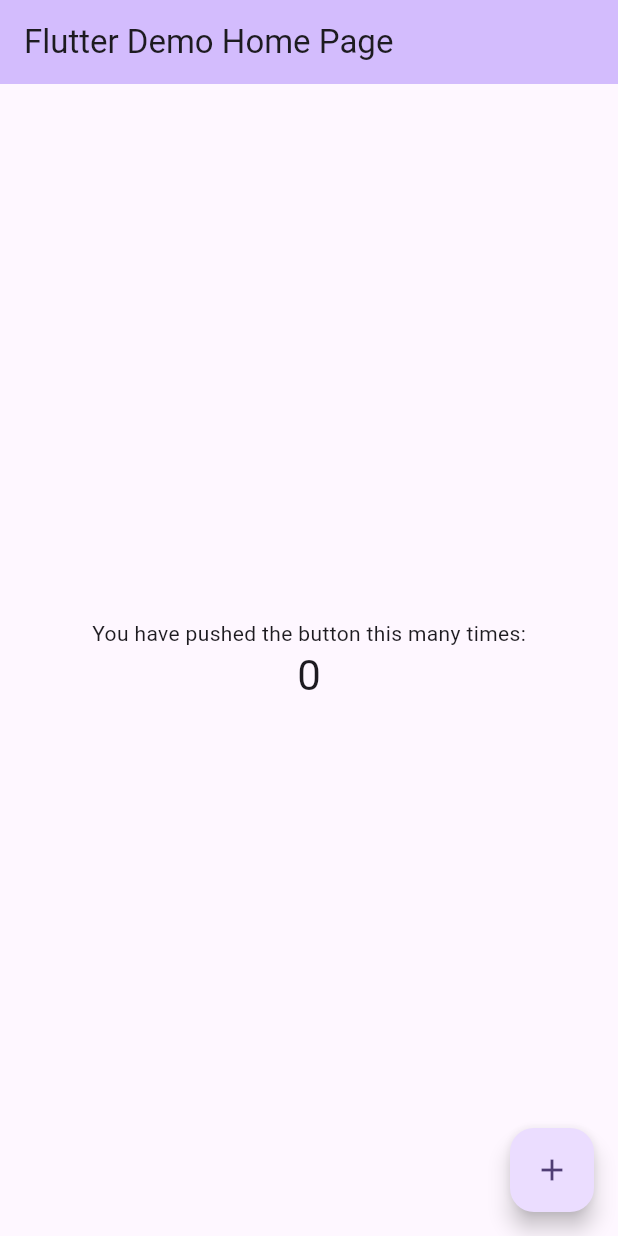
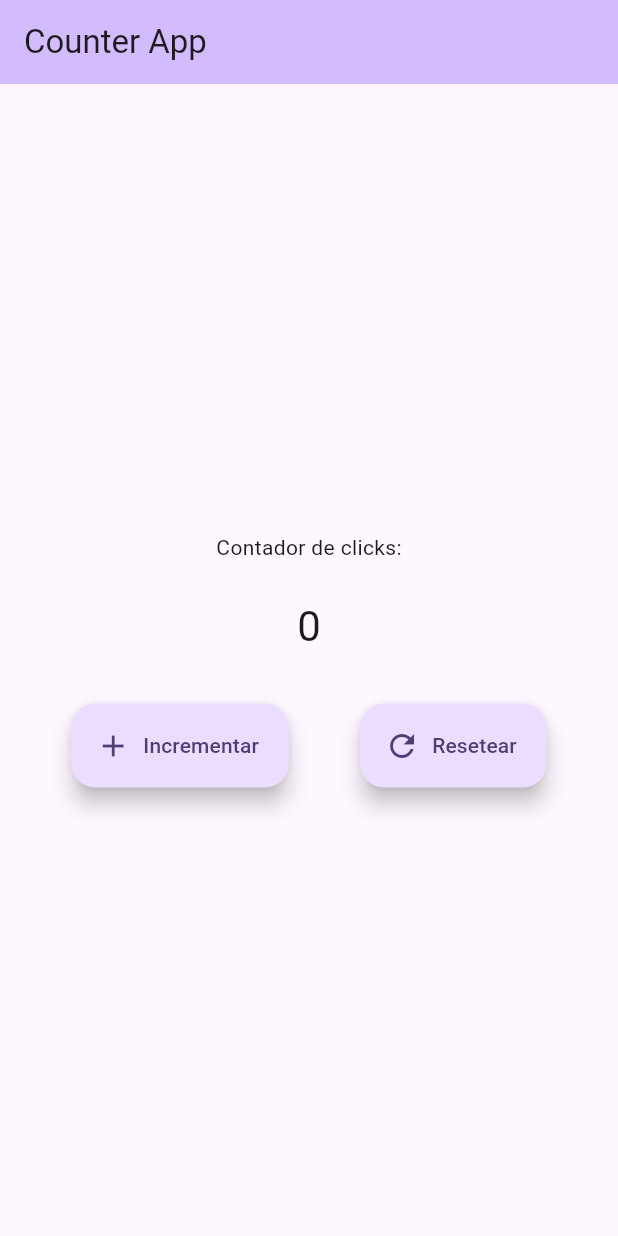
Before and after one commit to renehuanca/counter-app-flutter, a Flutter app: the screen it shows after launch, on a phone screen of 412 x 824 dp. Run offline on Flutter 3.47's test engine with Material 3 defaults, Android fonts, the phone set to English and light mode, and no system bars.

Commit message:
feat: counter app implementation

```diff
--- a/lib/main.dart
+++ b/lib/main.dart
@@ -1,4 +1,5 @@
 import 'package:flutter/material.dart';
+import 'package:name_project/screens/counter_screen.dart';
 
 void main() {
   runApp(const MyApp());
@@ -30,93 +31,7 @@
         // tested with just a hot reload.
         colorScheme: ColorScheme.fromSeed(seedColor: Colors.deepPurple),
       ),
-      home: const MyHomePage(title: 'Flutter Demo Home Page'),
+      home: const CounterScreen(title: 'Counter App'), // Cambia el título aquíj
     );
   }
 }
-
-class MyHomePage extends StatefulWidget {
-  const MyHomePage({super.key, required this.title});
-
-  // This widget is the home page of your application. It is stateful, meaning
-  // that it has a State object (defined below) that contains fields that affect
-  // how it looks.
-
-  // This class is the configuration for the state. It holds the values (in this
-  // case the title) provided by the parent (in this case the App widget) and
-  // used by the build method of the State. Fields in a Widget subclass are
-  // always marked "final".
-
-  final String title;
-
-  @override
-  State<MyHomePage> createState() => _MyHomePageState();
-}
-
-class _MyHomePageState extends State<MyHomePage> {
-  int _counter = 0;
-
-  void _incrementCounter() {
-    setState(() {
-      // This call to setState tells the Flutter framework that something has
-      // changed in this State, which causes it to rerun the build method below
-      // so that the display can reflect the updated values. If we changed
-      // _counter without calling setState(), then the build method would not be
-      // called again, and so nothing would appear to happen.
-      _counter++;
-    });
-  }
-
-  @override
-  Widget build(BuildContext context) {
-    // This method is rerun every time setState is called, for instance as done
-    // by the _incrementCounter method above.
-    //
-    // The Flutter framework has been optimized to make rerunning build methods
-    // fast, so that you can just rebuild anything that needs updating rather
-    // than having to individually change instances of widgets.
-    return Scaffold(
-      appBar: AppBar(
-        // TRY THIS: Try changing the color here to a specific color (to
-        // Colors.amber, perhaps?) and trigger a hot reload to see the AppBar
-        // change color while the other colors stay the same.
-        backgroundColor: Theme.of(context).colorScheme.inversePrimary,
-        // Here we take the value from the MyHomePage object that was created by
-        // the App.build method, and use it to set our appbar title.
-        title: Text(widget.title),
-      ),
-      body: Center(
-        // Center is a layout widget. It takes a single child and positions it
-        // in the middle of the parent.
-        child: Column(
-          // Column is also a layout widget. It takes a list of children and
-          // arranges them vertically. By default, it sizes itself to fit its
-          // children horizontally, and tries to be as tall as its parent.
-          //
-          // Column has various properties to control how it sizes itself and
-          // how it positions its children. Here we use mainAxisAlignment to
-          // center the children vertically; the main axis here is the vertical
-          // axis because Columns are vertical (the cross axis would be
-          // horizontal).
-          //
-          // TRY THIS: Invoke "debug painting" (choose the "Toggle Debug Paint"
-          // action in the IDE, or press "p" in the console), to see the
-          // wireframe for each widget.
-          mainAxisAlignment: MainAxisAlignment.center,
-          children: <Widget>[
-            const Text('You have pushed the button this many times:'),
-            Text(
-              '$_counter',
-              style: Theme.of(context).textTheme.headlineMedium,
-            ),
-          ],
-        ),
-      ),
-      floatingActionButton: FloatingActionButton(
-        onPressed: _incrementCounter,
-        tooltip: 'Increment',
-        child: const Icon(Icons.add),
-      ), // This trailing comma makes auto-formatting nicer for build methods.
-    );
-  }
-}
--- /dev/null
+++ b/lib/screens/counter_screen.dart
@@ -0,0 +1,85 @@
+import 'package:flutter/material.dart';
+
+class CounterScreen extends StatefulWidget {
+  final String title;
+
+  const CounterScreen({super.key, required this.title});
+
+  @override
+  State<CounterScreen> createState() => _CounterScreenState();
+}
+
+class _CounterScreenState extends State<CounterScreen> {
+  int _counter = 0;
+
+  void _incrementCounter() {
+      // This call to setState tells the Flutter framework that something has
+      // changed in this State, which causes it to rerun the build method below
+      // so that the display can reflect the updated values. If we changed
+      // _counter without calling setState(), then the build method would not be
+      // called again, and so nothing would appear to happen.
+    setState(() {
+      _counter++;
+    });
+  }
+
+  void _resetCounter() {
+    setState(() {
+      _counter = 0;
+    });
+  }
+
+  @override
+  Widget build(BuildContext context) {
+  // This method is rerun every time setState is called, for instance as done
+    // by the _incrementCounter method above.
+    //
+    // The Flutter framework has been optimized to make rerunning build methods
+    // fast, so that you can just rebuild anything that needs updating rather
+    // than having to individually change instances of widgets.
+    return Scaffold(
+      appBar: AppBar(
+        // TRY THIS: Try changing the color here to a specific color (to
+        // Colors.amber, perhaps?) and trigger a hot reload to see the AppBar
+        // change color while the other colors stay the same.
+        backgroundColor: Theme.of(context).colorScheme.inversePrimary,
+        // Here we take the value from the MyHomePage object that was created by
+        // the App.build method, and use it to set our appbar title.
+        title: Text(widget.title),
+      ),
+      body: Center(
+        // Center is a layout widget. It takes a single child and positions it
+        // in the middle of the parent.
+        child: Column(
+          mainAxisAlignment: MainAxisAlignment.center,
+          children: <Widget>[
+            const Text('Contador de clicks:'),
+            const SizedBox(height: 24),
+            Text(
+              '$_counter',
+              style: Theme.of(context).textTheme.headlineMedium,
+            ),
+            const SizedBox(height: 34),
+            Row(
+              mainAxisAlignment: MainAxisAlignment.spaceEvenly,
+              children: [
+                FloatingActionButton.extended(
+                  onPressed: _incrementCounter,
+                  tooltip: 'Increment',
+                  icon: const Icon(Icons.add),
+                  label: const Text('Incrementar'),
+                ),
+                FloatingActionButton.extended(
+                  onPressed: _resetCounter,
+                  tooltip: 'Reset',
+                  icon: const Icon(Icons.refresh),
+                  label: const Text('Resetear'),
+                ),
+              ],
+            ),
+          ],
+        ),
+      )// This trailing comma makes auto-formatting nicer for build methods.
+    );
+  }
+}
```
